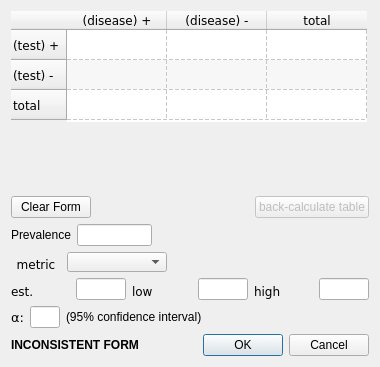
Before: the Qt Designer form diagnostic_data_form.ui in bwallace/OpenMeta-analyst-, drawn with Qt 5.
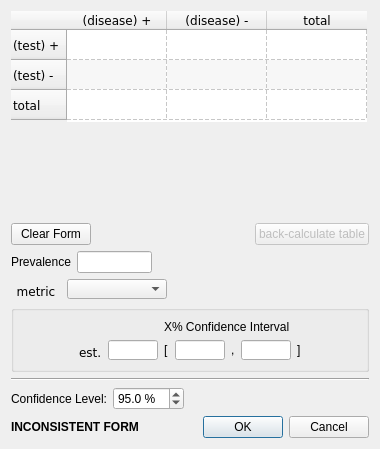
After: the same form once the commit is applied. Icons and pictures are not drawn.

Patch:
```diff
--- a/diagnostic_data_form.ui
+++ b/diagnostic_data_form.ui
@@ -7,7 +7,7 @@
     <x>0</x>
     <y>0</y>
     <width>380</width>
-    <height>367</height>
+    <height>449</height>
    </rect>
   </property>
   <property name="windowTitle">
@@ -250,8 +250,50 @@
     </layout>
    </item>
    <item>
+    <widget class="QGroupBox" name="groupBox">
+     <property name="title">
+      <string/>
+     </property>
     <layout class="QGridLayout" name="gridLayout">
-     <item row="0" column="0">
+      <item row="0" column="0" rowspan="2">
+       <spacer name="horizontalSpacer_7">
+        <property name="orientation">
+         <enum>Qt::Horizontal</enum>
+        </property>
+        <property name="sizeHint" stdset="0">
+         <size>
+          <width>26</width>
+          <height>20</height>
+         </size>
+        </property>
+       </spacer>
+      </item>
+      <item row="0" column="2">
+       <widget class="QLabel" name="ci_label">
+        <property name="toolTip">
+         <string>Use the box to the left to set the % confidence interval</string>
+        </property>
+        <property name="text">
+         <string>X% Confidence Interval</string>
+        </property>
+       </widget>
+      </item>
+      <item row="0" column="3" rowspan="2">
+       <spacer name="horizontalSpacer_6">
+        <property name="orientation">
+         <enum>Qt::Horizontal</enum>
+        </property>
+        <property name="sizeHint" stdset="0">
+         <size>
+          <width>26</width>
+          <height>20</height>
+         </size>
+        </property>
+       </spacer>
+      </item>
+      <item row="1" column="1">
+       <layout class="QHBoxLayout" name="horizontalLayout_7">
+        <item>
       <widget class="QLabel" name="label_14">
        <property name="minimumSize">
         <size>
@@ -278,133 +320,126 @@
        </property>
       </widget>
      </item>
-     <item row="0" column="1">
+        <item>
       <widget class="QLineEdit" name="effect_txt_box">
        <property name="minimumSize">
         <size>
          <width>50</width>
-         <height>22</height>
+            <height>20</height>
         </size>
        </property>
        <property name="maximumSize">
         <size>
          <width>50</width>
-         <height>22</height>
-        </size>
-       </property>
-      </widget>
-     </item>
-     <item row="0" column="2">
-      <widget class="QLabel" name="label_15">
-       <property name="maximumSize">
-        <size>
-         <width>16777215</width>
          <height>20</height>
         </size>
        </property>
-       <property name="font">
-        <font>
-         <family>Verdana</family>
-        </font>
-       </property>
+         </widget>
+        </item>
+       </layout>
+      </item>
+      <item row="1" column="2">
+       <layout class="QHBoxLayout" name="horizontalLayout_5">
+        <item>
+         <widget class="QLabel" name="label">
        <property name="text">
-        <string>low</string>
-       </property>
-       <property name="alignment">
-        <set>Qt::AlignBottom|Qt::AlignLeading|Qt::AlignLeft</set>
+           <string>[</string>
        </property>
       </widget>
      </item>
-     <item row="0" column="3">
+        <item>
       <widget class="QLineEdit" name="low_txt_box">
        <property name="minimumSize">
         <size>
          <width>50</width>
-         <height>22</height>
+            <height>20</height>
         </size>
        </property>
        <property name="maximumSize">
         <size>
          <width>50</width>
-         <height>22</height>
+            <height>20</height>
         </size>
        </property>
       </widget>
      </item>
-     <item row="0" column="4">
-      <widget class="QLabel" name="label_16">
-       <property name="maximumSize">
-        <size>
-         <width>16777215</width>
-         <height>20</height>
-        </size>
-       </property>
-       <property name="font">
-        <font>
-         <family>Verdana</family>
-        </font>
-       </property>
+        <item>
+         <widget class="QLabel" name="label_4">
        <property name="text">
-        <string>high</string>
-       </property>
-       <property name="alignment">
-        <set>Qt::AlignBottom|Qt::AlignLeading|Qt::AlignLeft</set>
+           <string>,</string>
        </property>
       </widget>
      </item>
-     <item row="0" column="5">
+        <item>
       <widget class="QLineEdit" name="high_txt_box">
        <property name="minimumSize">
         <size>
          <width>50</width>
-         <height>22</height>
+            <height>20</height>
         </size>
        </property>
        <property name="maximumSize">
         <size>
          <width>50</width>
-         <height>22</height>
+            <height>20</height>
         </size>
        </property>
       </widget>
      </item>
-    </layout>
+        <item>
+         <widget class="QLabel" name="label_3">
+          <property name="text">
+           <string>]</string>
+          </property>
+         </widget>
+        </item>
+       </layout>
+      </item>
+     </layout>
+     <zorder></zorder>
+     <zorder>ci_label</zorder>
+     <zorder>horizontalSpacer_7</zorder>
+     <zorder>horizontalSpacer_6</zorder>
+    </widget>
+   </item>
+   <item>
+    <widget class="Line" name="line">
+     <property name="orientation">
+      <enum>Qt::Horizontal</enum>
+     </property>
+    </widget>
    </item>
    <item>
     <layout class="QHBoxLayout" name="horizontalLayout">
      <item>
       <widget class="QLabel" name="label_2">
-       <property name="font">
-        <font>
-         <family>Verdana</family>
-         <pointsize>10</pointsize>
-         <weight>50</weight>
-         <italic>false</italic>
-         <bold>false</bold>
-        </font>
-       </property>
        <property name="text">
-        <string>α:</string>
+        <string>Confidence Level:</string>
        </property>
       </widget>
      </item>
      <item>
-      <widget class="QLineEdit" name="alpha_edit">
-       <property name="maximumSize">
-        <size>
-         <width>30</width>
-         <height>16777215</height>
-        </size>
+      <widget class="QDoubleSpinBox" name="CI_spinbox">
+       <property name="toolTip">
+        <string>Use this box to set the % confidence interval</string>
        </property>
-       <property name="text">
-        <string/>
+       <property name="suffix">
+        <string> %</string>
        </property>
-      </widget>
-     </item>
-     <item>
-      <widget class="QLabel" name="ci_label">
-       <property name="text">
-        <string>(95% confidence interval)</string>
+       <property name="decimals">
+        <number>1</number>
+       </property>
+       <property name="minimum">
+        <double>40.000000000000000</double>
+       </property>
+       <property name="maximum">
+        <double>100.000000000000000</double>
+       </property>
+       <property name="singleStep">
+        <double>0.100000000000000</double>
+       </property>
+       <property name="value">
+        <double>95.000000000000000</double>
        </property>
       </widget>
      </item>
```
Left out of the diff: 17 changed lines with no effect on the pictures. Lines whose indentation alone changed are shown as unchanged.
